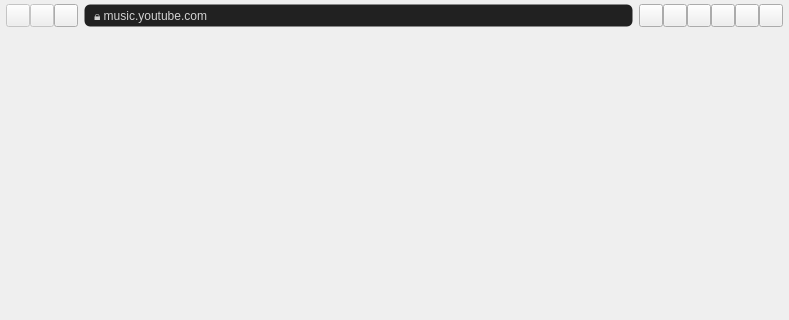
Old version of the form core/ui/main_window.ui in the repository deeffest/YouTube-Music-Desktop-Player; both pictures show x 0 to 789 and y 0 to 320 of the 789 by 495 pixel window.
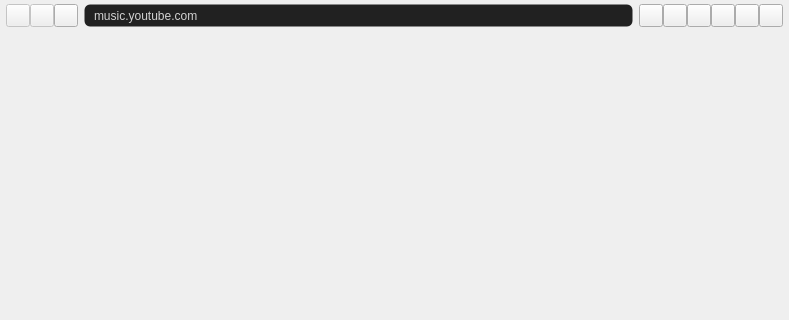
New version of the form. Custom widgets are drawn as their Qt base class.

The edit to the form file:
```diff
--- a/core/ui/main_window.ui
+++ b/core/ui/main_window.ui
@@ -128,7 +128,7 @@
 </string>
          </property>
          <property name="text">
-          <string>🔒 music.youtube.com</string>
+          <string>music.youtube.com</string>
          </property>
         </widget>
        </item>
```
